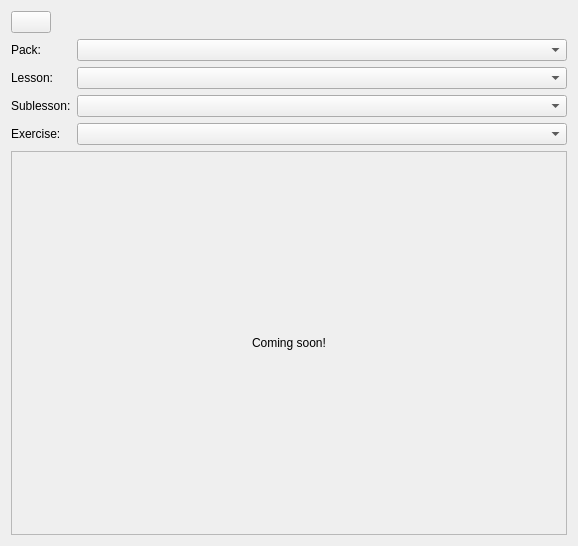
First picture: the form in ui/widgets/studentdetails.ui, repository Open-Typer/ClassMonitor, before the edit.
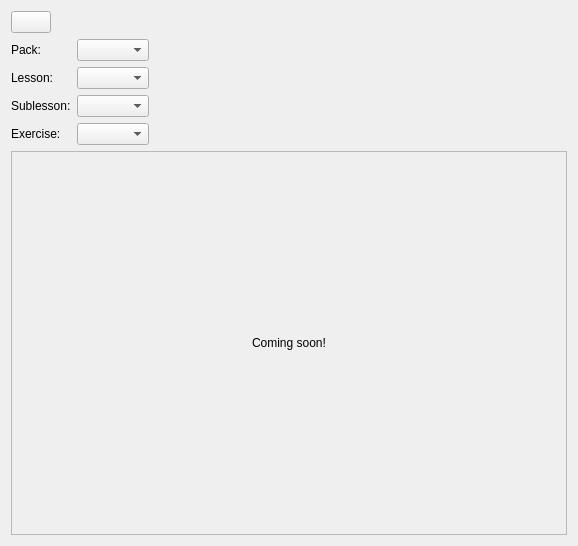
Second picture: the form after the edit. Icons and pictures are not drawn.

Commit message: ui: widgets: studentdetails: Fix size policy

What changed in the file:
```diff
--- a/ui/widgets/studentdetails.ui
+++ b/ui/widgets/studentdetails.ui
@@ -68,7 +68,14 @@
        </widget>
       </item>
       <item row="1" column="1">
-       <widget class="QComboBox" name="packBox"/>
+       <widget class="QComboBox" name="packBox">
+        <property name="sizePolicy">
+         <sizepolicy hsizetype="Fixed" vsizetype="Fixed">
+          <horstretch>0</horstretch>
+          <verstretch>0</verstretch>
+         </sizepolicy>
+        </property>
+       </widget>
       </item>
       <item row="3" column="0">
        <widget class="QLabel" name="lessonLabel">
@@ -78,7 +85,14 @@
        </widget>
       </item>
       <item row="3" column="1">
-       <widget class="QComboBox" name="lessonBox"/>
+       <widget class="QComboBox" name="lessonBox">
+        <property name="sizePolicy">
+         <sizepolicy hsizetype="Fixed" vsizetype="Fixed">
+          <horstretch>0</horstretch>
+          <verstretch>0</verstretch>
+         </sizepolicy>
+        </property>
+       </widget>
       </item>
       <item row="5" column="0">
        <widget class="QLabel" name="exerciseLabel">
@@ -88,7 +102,14 @@
        </widget>
       </item>
       <item row="5" column="1">
-       <widget class="QComboBox" name="exerciseBox"/>
+       <widget class="QComboBox" name="exerciseBox">
+        <property name="sizePolicy">
+         <sizepolicy hsizetype="Fixed" vsizetype="Fixed">
+          <horstretch>0</horstretch>
+          <verstretch>0</verstretch>
+         </sizepolicy>
+        </property>
+       </widget>
       </item>
       <item row="4" column="0">
        <widget class="QLabel" name="sublessonLabel">
@@ -98,7 +119,14 @@
        </widget>
       </item>
       <item row="4" column="1">
-       <widget class="QComboBox" name="sublessonBox"/>
+       <widget class="QComboBox" name="sublessonBox">
+        <property name="sizePolicy">
+         <sizepolicy hsizetype="Fixed" vsizetype="Fixed">
+          <horstretch>0</horstretch>
+          <verstretch>0</verstretch>
+         </sizepolicy>
+        </property>
+       </widget>
       </item>
      </layout>
     </widget>
```
Left out of the diff: 2 changed lines with no effect on the pictures.
